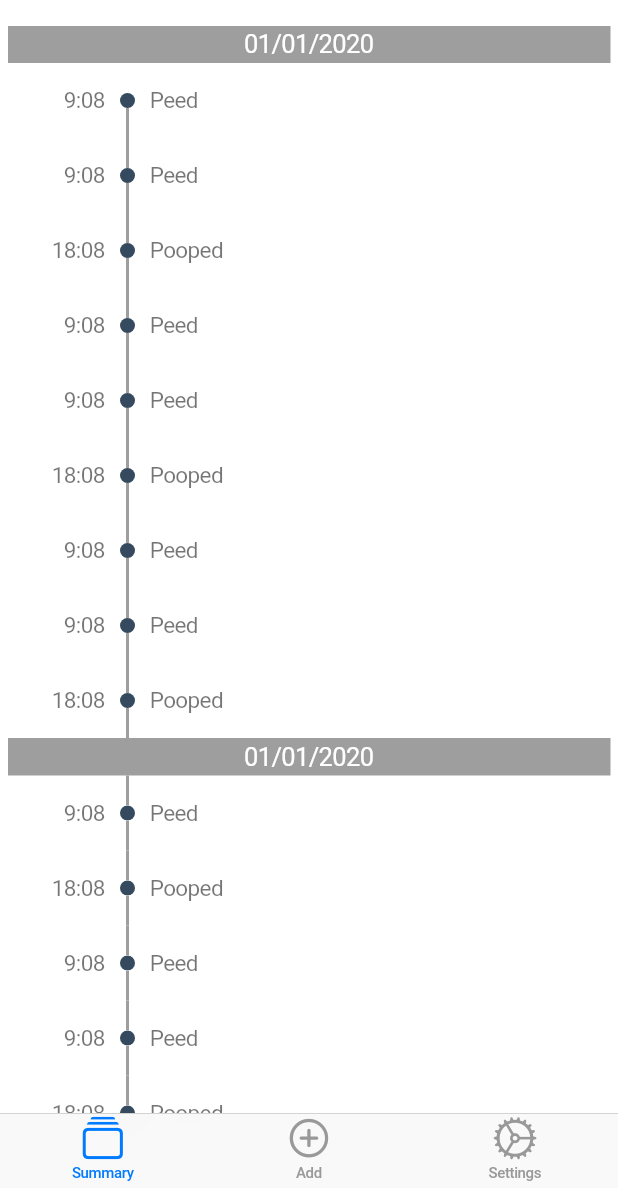
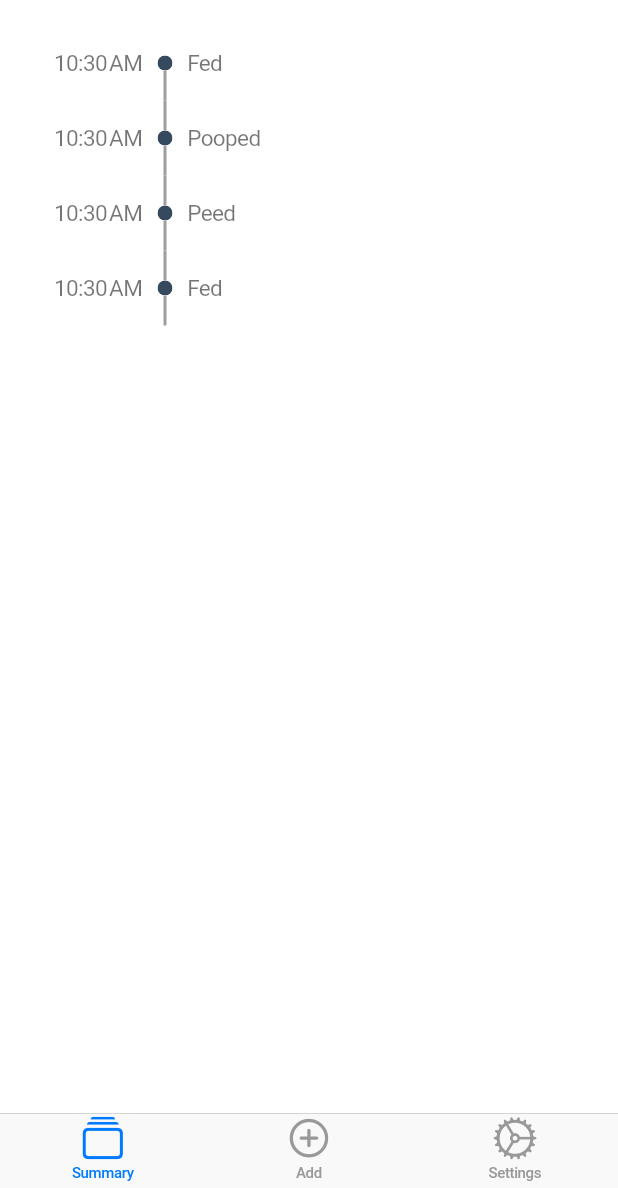
Before and after one commit to michaelpropp18/DaisyApp, a Flutter app: the screen it shows after launch, on a phone screen of 412 x 824 dp, the part 48-1236 px from its top. Run offline on Flutter 3.47's test engine with Material 2 defaults, Android fonts, the phone set to English and light mode, and no system bars.

```diff
--- a/lib/models/activity_model.dart
+++ b/lib/models/activity_model.dart
@@ -0,0 +1,47 @@
+enum ActivityType {
+  Pooped,
+  Peed,
+  Fed,
+  Walk,
+}
+
+class ActivityModel {
+  final ActivityType _type;
+  final DateTime _date;
+
+  ActivityModel(this._type, this._date);
+
+  DateTime get date {
+    return _date;
+  }
+
+  String get text {
+    switch (_type) {
+      case ActivityType.Pooped:
+        {
+          return 'Pooped';
+        }
+        break;
+      case ActivityType.Peed:
+        {
+          return 'Peed';
+        }
+        break;
+      case ActivityType.Fed:
+        {
+          return 'Fed';
+        }
+        break;
+      case ActivityType.Walk:
+        {
+          return 'Walk';
+        }
+        break;
+      default:
+        {
+          return 'Other';
+        }
+        break;
+    }
+  }
+}
--- a/lib/screens/summary_screen.dart
+++ b/lib/screens/summary_screen.dart
@@ -1,10 +1,18 @@
 import 'package:flutter/cupertino.dart';
 import 'package:flutter/material.dart';
+import 'package:intl/intl.dart';
 
 import '../widgets/activity.dart';
 import '../widgets/date_divider.dart';
+import '../models/activity_model.dart';
 
 class SummaryScreen extends StatelessWidget {
+  final List<ActivityModel> activities = [
+    ActivityModel(ActivityType.Fed, DateTime.now()),
+    ActivityModel(ActivityType.Pooped, DateTime.now()),
+    ActivityModel(ActivityType.Peed, DateTime.now()),
+    ActivityModel(ActivityType.Fed, DateTime.now()),
+  ];
   @override
   Widget build(BuildContext context) {
     return CupertinoPageScaffold(
@@ -19,35 +27,17 @@ class SummaryScreen extends StatelessWidget {
         padding: EdgeInsets.all(5),
         child: ListView.builder(
           itemBuilder: (context, index) {
-            if (index % 10 == 0) {
-              return DateDivider('01/01/2020');
-            } else if (index == 29) {
-              return Center(
-                child: Text('Load more'),
-              );
-            } else if (index % 3 == 0) {
             return Container(
               height: 50,
               width: double.infinity,
               child: Activity(
-                  text: 'Pooped',
-                  time: '18:08',
-                  isTop: index == 1,
+                text: activities[index].text,
+                date: activities[index].date,
+                isTop: index == 0,
               ),
             );
-            } else {
-              return Container(
-                height: 50,
-                width: double.infinity,
-                child: Activity(
-                  text: 'Peed',
-                  time: '9:08',
-                  isTop: index == 1,
-                ),
-              );
-            }
           },
-          itemCount: 30,
+          itemCount: activities.length,
         ),
       ),
     );
--- a/lib/widgets/activity.dart
+++ b/lib/widgets/activity.dart
@@ -1,11 +1,12 @@
 import 'package:flutter/material.dart';
+import 'package:intl/intl.dart';
 
 class Activity extends StatelessWidget {
   final String text;
-  final String time;
-  bool isTop;
+  final DateTime date;
+  final bool isTop;
 
-  Activity({@required this.text, @required this.time, this.isTop = false});
+  Activity({@required this.text, @required this.date, this.isTop = false});
 
   @override
   Widget build(BuildContext context) {
@@ -15,9 +16,14 @@ class Activity extends StatelessWidget {
         SizedBox(width: 15),
         Container(
           alignment: Alignment.centerRight,
-          width: 50,
-          child:
-              Text(time, style: TextStyle(color: Colors.black54, fontSize: 15)),
+          width: 75,
+          child: Text(
+            DateFormat.jm().format(date),
+            style: TextStyle(
+              color: Colors.black54,
+              fontSize: 15,
+            ),
+          ),
         ),
         SizedBox(width: 10),
         Column(
--- a/pubspec.yaml
+++ b/pubspec.yaml
@@ -21,6 +21,7 @@ environment:
   sdk: ">=2.7.0 <3.0.0"
 
 dependencies:
+  intl: ^0.15.8
   flutter:
     sdk: flutter
 
```
Also changed, not shown: pubspec.lock. Lines whose indentation alone changed are shown as unchanged.
